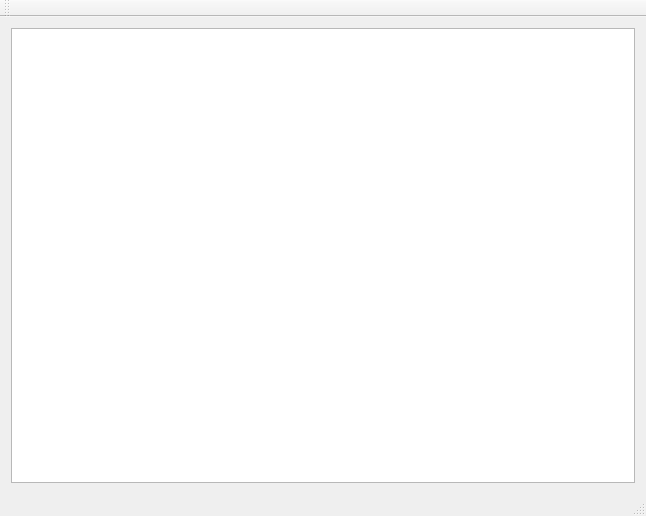
Qt form cmainwindow.ui (birkeh/pictureLibrary) before a commit.
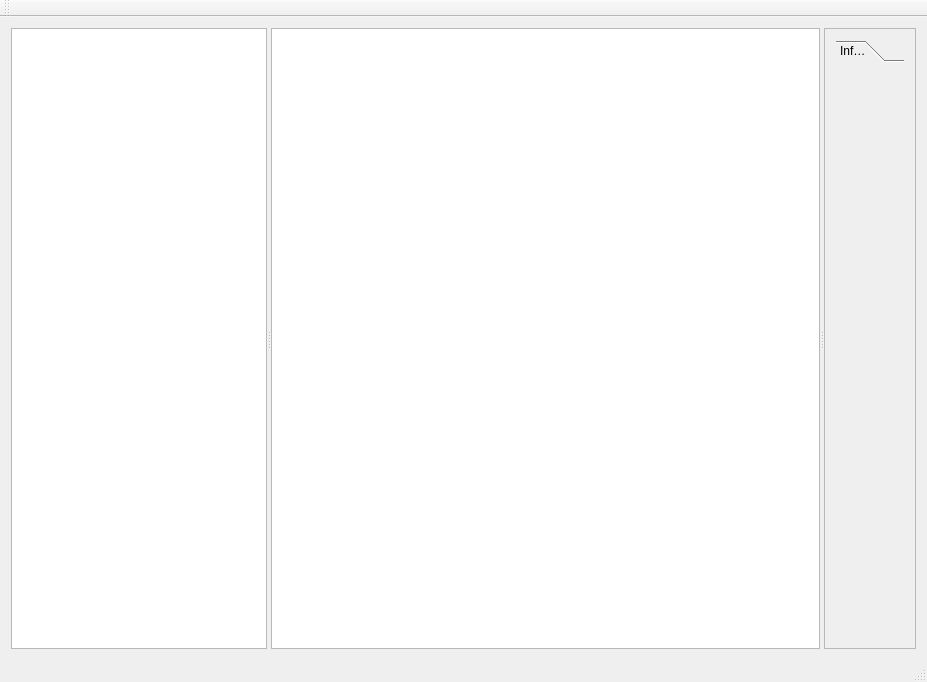
The same form after that commit. Custom widgets are drawn as their Qt base class.

The edit to the form file:
```diff
--- a/cmainwindow.ui
+++ b/cmainwindow.ui
@@ -6,17 +6,47 @@
    <rect>
     <x>0</x>
     <y>0</y>
-    <width>646</width>
-    <height>516</height>
+    <width>927</width>
+    <height>682</height>
    </rect>
   </property>
   <property name="windowTitle">
    <string/>
   </property>
   <widget class="QWidget" name="centralWidget">
-   <layout class="QGridLayout" name="gridLayout">
+   <layout class="QGridLayout" name="gridLayout_2">
     <item row="0" column="0">
+     <widget class="QSplitter" name="m_lpSplitter">
+      <property name="orientation">
+       <enum>Qt::Horizontal</enum>
+      </property>
+      <widget class="QTreeView" name="m_lpFolderView">
+       <property name="sizePolicy">
+        <sizepolicy hsizetype="Expanding" vsizetype="Expanding">
+         <horstretch>0</horstretch>
+         <verstretch>0</verstretch>
+        </sizepolicy>
+       </property>
+       <property name="minimumSize">
+        <size>
+         <width>10</width>
+         <height>0</height>
+        </size>
+       </property>
+       <property name="baseSize">
+        <size>
+         <width>0</width>
+         <height>0</height>
+        </size>
+       </property>
+      </widget>
      <widget class="QListView" name="m_lpThumbnailView">
+       <property name="sizePolicy">
+        <sizepolicy hsizetype="Expanding" vsizetype="Expanding">
+         <horstretch>1</horstretch>
+         <verstretch>0</verstretch>
+        </sizepolicy>
+       </property>
       <property name="editTriggers">
        <set>QAbstractItemView::NoEditTriggers</set>
       </property>
@@ -45,6 +75,44 @@
        <bool>true</bool>
       </property>
      </widget>
+      <widget class="QScrollArea" name="m_lpInfoScrollArea">
+       <property name="widgetResizable">
+        <bool>true</bool>
+       </property>
+       <widget class="QWidget" name="scrollAreaWidgetContents">
+        <property name="geometry">
+         <rect>
+          <x>0</x>
+          <y>0</y>
+          <width>87</width>
+          <height>609</height>
+         </rect>
+        </property>
+        <layout class="QGridLayout" name="gridLayout">
+         <item row="0" column="0">
+          <widget class="QToolBox" name="m_lpToolBox">
+           <property name="currentIndex">
+            <number>0</number>
+           </property>
+           <widget class="cToolBoxInfo" name="m_lpToolBoxInfo">
+            <property name="geometry">
+             <rect>
+              <x>0</x>
+              <y>0</y>
+              <width>69</width>
+              <height>564</height>
+             </rect>
+            </property>
+            <attribute name="label">
+             <string>Information</string>
+            </attribute>
+           </widget>
+          </widget>
+         </item>
+        </layout>
+       </widget>
+      </widget>
+     </widget>
     </item>
    </layout>
   </widget>
@@ -74,6 +142,14 @@
   </action>
  </widget>
  <layoutdefault spacing="6" margin="11"/>
+ <customwidgets>
+  <customwidget>
+   <class>cToolBoxInfo</class>
+   <extends>QWidget</extends>
+   <header>ctoolboxinfo.h</header>
+   <container>1</container>
+  </customwidget>
+ </customwidgets>
  <resources/>
  <connections/>
 </ui>
```
Left out of the diff: 2 changed lines with no effect on the pictures. Lines whose indentation alone changed are shown as unchanged.
